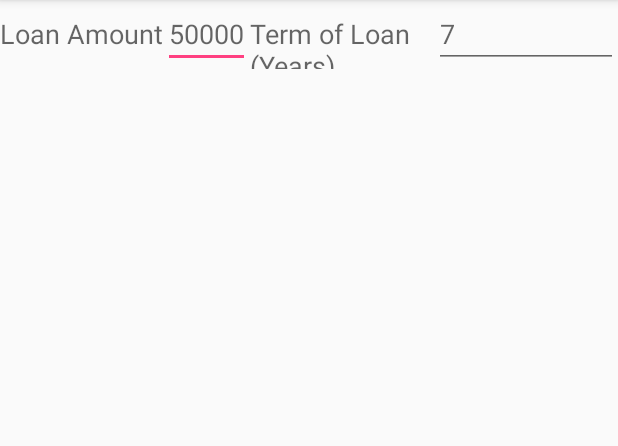
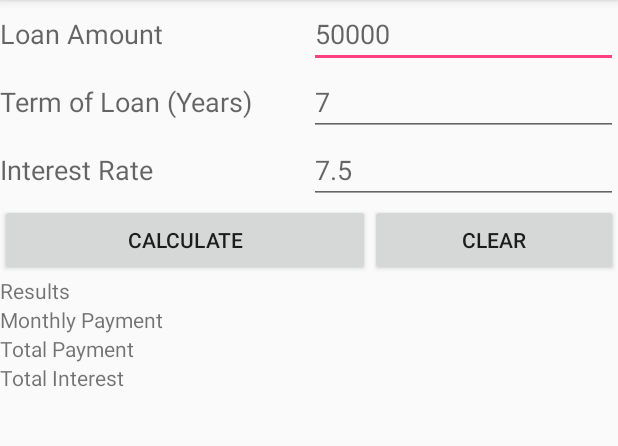
Before and after one commit to hly19/lab2-calculator, an Android app: the screen it shows after launch (MainActivity), on a phone screen of 412 x 824 dp, the part 84-530 px from its top. Run offline under Robolectric (Android 15) with nearby library versions, the phone set to English and light mode, and no system bars.

Commit message:
Fixed the layout and validation method.

```diff
--- a/app/src/main/java/com/example/a1438756/lab2_loancalc/MainActivity.java
+++ b/app/src/main/java/com/example/a1438756/lab2_loancalc/MainActivity.java
@@ -24,6 +24,9 @@ public class MainActivity extends AppCompatActivity {
     TextView totalInterestTV;
 
     boolean valid;
+    String loan;
+    String term;
+    String rate;
 
     @Override
     protected void onCreate(Bundle savedInstanceState) {
@@ -39,16 +42,15 @@ public class MainActivity extends AppCompatActivity {
     }
 
     public void calculateAll(View v){
-        valid = validateInput();
+        loan = loanAmount.getText().toString();
+        term = loanTerm.getText().toString();
+        rate = interestRate.getText().toString();
+
+        valid = validateInput(loan, term, rate, v);
         if(valid){
             calMonthlyPayment(v);
             calTotalPayment(v);
             calTotalInterest(v);
-        }
-        else{
-            loanAmount.setText("Enter only a number bigger than 0.");
-            loanTerm.setText("Enter only a number bigger than 0");
-            interestRate.setText("Enter only a number bigger than 0");
         }
     }
 
@@ -87,19 +89,23 @@ public class MainActivity extends AppCompatActivity {
         totalInterestTV.setText("");
     }
 
-    public boolean validateInput(){
-        monthlyInterest = Double.parseDouble(interestRate.getText().toString());
-        numberOfPayments = Double.parseDouble(loanTerm.getText().toString());
-        totalLoan = Double.parseDouble(loanAmount.getText().toString());
-
-        if(interestRate.getText().toString().matches("[0-9]+") && loanTerm.getText().toString().matches("[0-9]+") && loanAmount.getText().toString().matches("[0-9]+")) {
-            if (monthlyInterest < 1 || numberOfPayments < 1 || totalLoan < 1) {
+    public boolean validateInput(String loan, String term, String rate, View v){
+        if(loan.matches("[0-9]+") && term.matches("[0-9]+") && rate.matches("[0-9]+")) {
+            if (Double.parseDouble(loan) < 1 || Double.parseDouble(term) < 1 || Double.parseDouble(rate) < 1) {
+                clearAll(v);
+                loanAmount.setHint("Value cannot be 0.");
+                loanTerm.setHint("Value cannot be 0.");
+                interestRate.setHint("Value cannot be 0.");
                 return false;
             } else {
                 return true;
             }
         }
         else {
+            clearAll(v);
+            loanAmount.setHint("Numbers only.");
+            loanTerm.setHint("Numbers only.");
+            interestRate.setHint("Numbers only.");
             return false;
         }
     }
--- a/app/src/main/res/layout/activity_main.xml
+++ b/app/src/main/res/layout/activity_main.xml
@@ -4,49 +4,51 @@
     xmlns:tools="http://schemas.android.com/tools"
     android:layout_width="match_parent"
     android:layout_height="match_parent"
-    tools:context="com.example.a1438756.lab2_loancalc.MainActivity">
+    tools:context="com.example.a1438756.lab2_loancalc.MainActivity"
+    android:orientation="vertical">
 
     <LinearLayout
-        android:layout_width="wrap_content"
+        android:layout_width="match_parent"
         android:layout_height="wrap_content"
-        android:orientation="horizontal">
+        android:orientation="horizontal"
+        android:weightSum="1">
 
         <TextView
             android:id="@+id/loanAmountTV"
             android:layout_width="0dp"
             android:layout_height="wrap_content"
+            android:layout_weight="0.50"
             android:text="Loan Amount"
-            android:textAppearance="@style/TextAppearance.AppCompat.Medium"
-            android:layout_weight=".40"/>
+            android:textAppearance="@style/TextAppearance.AppCompat.Medium" />
 
         <EditText
             android:id="@+id/loanAmountET"
             android:layout_width="0dp"
             android:layout_height="wrap_content"
+            android:hint="50000"
             android:inputType="textPersonName"
-            android:hint="50000"
-            android:layout_weight=".60" />
-
+            android:layout_weight=".50"/>
     </LinearLayout>
 
     <LinearLayout
         android:layout_width="match_parent"
         android:layout_height="wrap_content"
-        android:orientation="horizontal">
+        android:orientation="horizontal"
+        android:weightSum="1">
 
         <TextView
             android:id="@+id/termLoanTV"
-            android:layout_width=".40dp"
+            android:layout_width="0dp"
             android:layout_height="wrap_content"
-            android:layout_weight="1"
+            android:layout_weight=".50"
             android:text="Term of Loan (Years)"
             android:textAppearance="@style/TextAppearance.AppCompat.Medium" />
 
         <EditText
             android:id="@+id/termLoanET"
-            android:layout_width=".60dp"
+            android:layout_width="0dp"
             android:layout_height="wrap_content"
-            android:layout_weight="1"
+            android:layout_weight=".50"
             android:inputType="textPersonName"
             android:hint="7" />
     </LinearLayout>
@@ -54,50 +56,54 @@
     <LinearLayout
         android:layout_width="match_parent"
         android:layout_height="wrap_content"
-        android:orientation="horizontal">
+        android:orientation="horizontal"
+        android:weightSum="1">
 
         <TextView
             android:id="@+id/interestRateTV"
-            android:layout_width="wrap_content"
+            android:layout_width="0dp"
             android:layout_height="wrap_content"
             android:text="Interest Rate"
-            android:textAppearance="@style/TextAppearance.AppCompat.Medium" />
+            android:textAppearance="@style/TextAppearance.AppCompat.Medium"
+            android:layout_weight=".50"/>
 
         <EditText
             android:id="@+id/interestRateET"
-            android:layout_width="wrap_content"
+            android:layout_width="0dp"
             android:layout_height="wrap_content"
-            android:layout_weight="1"
-            android:ems="10"
+            android:layout_weight=".50"
             android:inputType="textPersonName"
             android:hint="7.5" />
     </LinearLayout>
 
     <LinearLayout
         android:layout_width="match_parent"
-        android:layout_height="match_parent"
-        android:orientation="horizontal">
+        android:layout_height="wrap_content"
+        android:orientation="horizontal"
+        android:weightSum="1">
 
         <Button
             android:id="@+id/calculateBtn"
-            android:layout_width="wrap_content"
+            android:layout_width="0dp"
             android:layout_height="wrap_content"
             android:onClick="calculateAll"
-            android:text="Calculate" />
+            android:text="Calculate"
+            android:layout_weight=".60"/>
 
         <Button
             android:id="@+id/clearBtn"
-            android:layout_width="wrap_content"
+            android:layout_width="0dp"
             android:layout_height="wrap_content"
             android:onClick="clearAll"
-            android:text="Clear" />
-
+            android:text="Clear"
+            android:layout_weight=".40"/>
     </LinearLayout>
 
     <LinearLayout
         android:layout_width="match_parent"
-        android:layout_height="match_parent"
-        android:orientation="horizontal">
+        android:layout_height="wrap_content"
+        android:orientation="horizontal"
+        android:weightSum="1">
 
         <TextView
             android:id="@+id/resultsTV"
@@ -109,58 +115,61 @@
 
     <LinearLayout
         android:layout_width="match_parent"
-        android:layout_height="match_parent"
-        android:orientation="horizontal">
+        android:layout_height="wrap_content"
+        android:orientation="horizontal"
+        android:weightSum="1">
 
         <TextView
             android:id="@+id/monthlyPaymentTV"
             android:layout_width="wrap_content"
             android:layout_height="wrap_content"
-            android:layout_weight="1"
+            android:layout_weight=".40"
             android:text="Monthly Payment" />
 
         <TextView
             android:id="@+id/mPaymentResultTV"
             android:layout_width="wrap_content"
             android:layout_height="wrap_content"
-            android:layout_weight="1" />
+            android:layout_weight=".60" />
     </LinearLayout>
 
     <LinearLayout
         android:layout_width="match_parent"
-        android:layout_height="match_parent"
-        android:orientation="horizontal">
+        android:layout_height="wrap_content"
+        android:orientation="horizontal"
+        android:weightSum="1">
 
         <TextView
             android:id="@+id/totalPaymentTV"
             android:layout_width="wrap_content"
             android:layout_height="wrap_content"
-            android:layout_weight="1"
+            android:layout_weight=".40"
             android:text="Total Payment" />
 
         <TextView
             android:id="@+id/totalPaymentResultTV"
             android:layout_width="wrap_content"
             android:layout_height="wrap_content"
-            android:layout_weight="1" />
+            android:layout_weight=".60" />
     </LinearLayout>
 
     <LinearLayout
         android:layout_width="match_parent"
-        android:layout_height="match_parent"
-        android:orientation="horizontal">
+        android:layout_height="wrap_content"
+        android:orientation="horizontal"
+        android:weightSum="1">
 
         <TextView
             android:id="@+id/totalInterestTV"
             android:layout_width="wrap_content"
             android:layout_height="wrap_content"
-            android:layout_weight="1"
+            android:layout_weight=".40"
             android:text="Total Interest" />
 
         <TextView
             android:id="@+id/totalInterestResultTV"
             android:layout_width="wrap_content"
             android:layout_height="wrap_content"
-            android:layout_weight="1" />
+            android:layout_weight=".60" />
     </LinearLayout>
 </LinearLayout>
```
